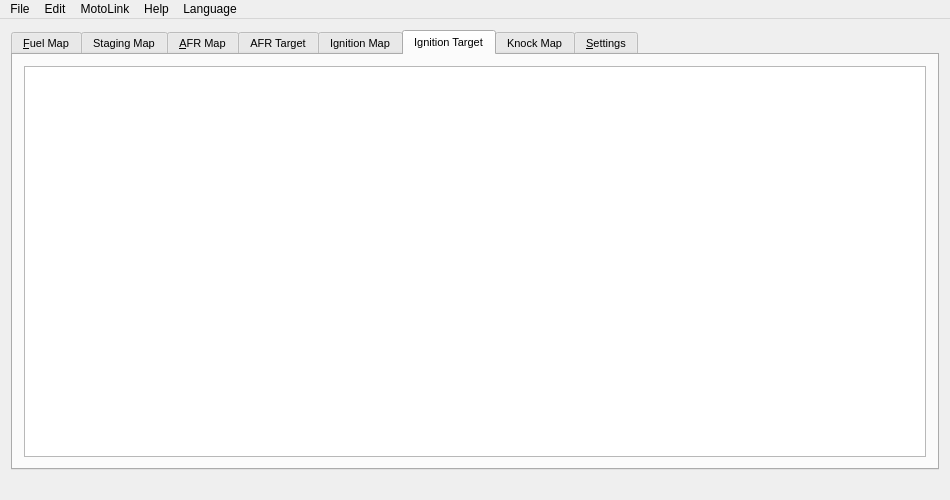
Old version of the form GUI/ui/main.ui in the repository fpoussin/MotoLink.
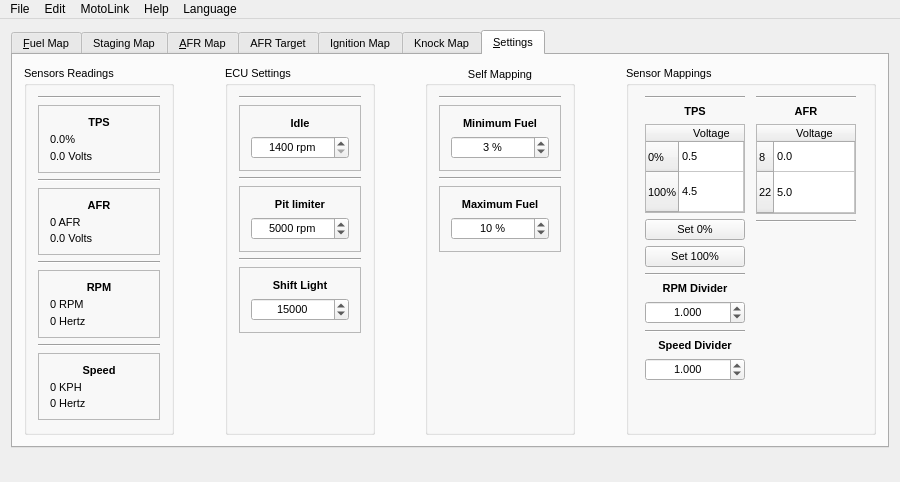
New version of the form. The open tabs and pages were chosen to show the change. Icons and pictures are not drawn.

Commit message: [GUI] Adding background color functions for tables.

What changed in the file:
```diff
--- a/GUI/ui/main.ui
+++ b/GUI/ui/main.ui
@@ -9,8 +9,8 @@
    <rect>
     <x>0</x>
     <y>0</y>
-    <width>950</width>
-    <height>500</height>
+    <width>900</width>
+    <height>482</height>
    </rect>
   </property>
   <property name="sizePolicy">
@@ -21,14 +21,14 @@
   </property>
   <property name="minimumSize">
    <size>
-    <width>950</width>
-    <height>500</height>
+    <width>900</width>
+    <height>482</height>
    </size>
   </property>
   <property name="maximumSize">
    <size>
-    <width>950</width>
-    <height>500</height>
+    <width>900</width>
+    <height>482</height>
    </size>
   </property>
   <property name="windowTitle">
@@ -37,14 +37,14 @@
   <widget class="QWidget" name="centralWidget">
    <property name="minimumSize">
     <size>
-     <width>500</width>
-     <height>350</height>
+     <width>0</width>
+     <height>0</height>
     </size>
    </property>
    <property name="maximumSize">
     <size>
      <width>16777215</width>
-     <height>16777215</height>
+     <height>440</height>
     </size>
    </property>
    <layout class="QGridLayout" name="gridLayout_4">
@@ -59,6 +59,12 @@
         <height>0</height>
        </size>
       </property>
+      <property name="maximumSize">
+       <size>
+        <width>16777215</width>
+        <height>16777215</height>
+       </size>
+      </property>
       <property name="font">
        <font>
         <pointsize>8</pointsize>
@@ -203,27 +209,6 @@
           <attribute name="verticalHeaderMinimumSectionSize">
            <number>30</number>
           </attribute>
-         </widget>
-        </item>
-       </layout>
-      </widget>
-      <widget class="QWidget" name="tabIgnTarget">
-       <attribute name="icon">
-        <iconset resource="../res/images/images.qrc">
-         <normaloff>:/images/sparkplug-target.png</normaloff>:/images/sparkplug-target.png</iconset>
-       </attribute>
-       <attribute name="title">
-        <string>Ignition Target</string>
-       </attribute>
-       <layout class="QHBoxLayout" name="horizontalLayout_4">
-        <item>
-         <widget class="QTableView" name="tableIgnTgt">
-          <attribute name="horizontalHeaderDefaultSectionSize">
-           <number>50</number>
-          </attribute>
-          <attribute name="horizontalHeaderMinimumSectionSize">
-           <number>50</number>
-          </attribute>
           <attribute name="verticalHeaderMinimumSectionSize">
            <number>30</number>
           </attribute>
@@ -1230,7 +1215,7 @@
     <rect>
      <x>0</x>
      <y>0</y>
-     <width>950</width>
+     <width>900</width>
      <height>21</height>
     </rect>
    </property>
```
Left out of the diff: 33 changed lines with no effect on the pictures. The commit also changes 2 other files.
